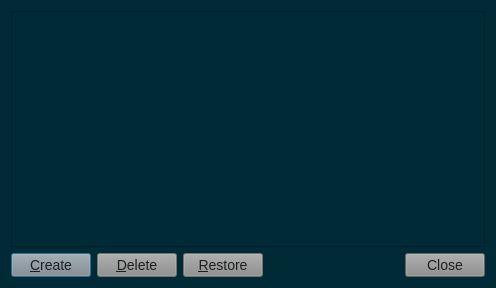
Before: the Qt Designer form gns3-gui-2.1.4/gns3/ui/snapshots_dialog.ui in n3oxmind/gns3theme, drawn with Qt 5.
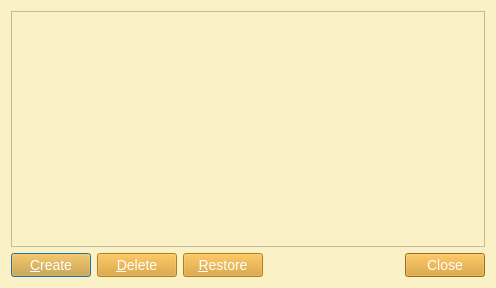
After: the same form once the commit is applied.

Diff of the .ui file:
```diff
--- a/gns3-gui-2.1.4/gns3/ui/snapshots_dialog.ui
+++ b/gns3-gui-2.1.4/gns3/ui/snapshots_dialog.ui
@@ -18,27 +18,26 @@
   </property>
   <property name="styleSheet">
    <string notr="true">QWidget{
-	background-color: #002b36;
+	background-color: #fbf1c7;
 }
 QMenuBar::item{
-	background-color: #002b36;
+	background-color: #fbf1c7;
 }
 QDockWidget::title{
-	background: #073642;
+	background: #d5c4a1;
 	padding-left: 5px;
 }
 QDockWidget, QMenuBar{
-    color: #839496;
+    color: #282828;
     font: bold 14px;
 }
 QTextEdit, QPlainTextEdit, QLineEdit, QSpinBox, QComboBox {
-  background-color: #073642;
-  font: 13px;
-  color: #839496;
+  background-color: #d5c4a1;
+  color: #282828;
 }
 QTextEdit#uiConsoleTextEdit {
-  background-color: #002b36;
-  color: #839496;
+  background-color: #fbf1c7;
+  color: #282828;
   font: 13px;
 }
 QTabWidget {
@@ -46,84 +45,84 @@
 	border-top: 2px;
 }
 QTabBar::tab {
-    background: #073642;
-    color: #839496;
+    background: #d5c4a1;
+    color: #282828;
     min-width: 8ex;
     padding: 2px;
 	border-top-right-radius: 6px;
 	border-top-left-radius: 6px;
 }
 QTabBar::tab:selected {
-    background: #8a8a8a;
-	color: #1d2021;
+    background: #458588;
+	color: #FFFFFF;
 }
 QGroupBox {
-    color: #808080;
+    color: #076678;
     font: 14px;
     padding: 15px;
     border-style: none;
 }
 QMainWindow::separator {
-	background: #073642;
+	background: #d5c4a1;
 	width: 1px;
 	height: 1px;
 }
 QComboBox {
-	selection-background-color: #d75f00;
-	selection-color: #1c1c1c;
+	selection-background-color: #458588;
+	selection-color: #FFFFFF;
 }
 
 QToolBar{
-	background: #073642;
+	background: #d5c4a1;
 	border: 0px;
 }
 QPushButton {
-	background-color: #8a8a8a;
-    color: #1d2021;
+	background-color: #d79921;
+    color: #FFFFFF;
 	font: 14px;
 }
 QToolButton {
-	background-color: #8a8a8a;
-    color: #1d2021;
+	background-color: #d79921;
+    color: #FFFFFF;
 	font: 14px;
 }
 QTreeWidget, QListWidget {
-	background-color: #002b36;
-	color: #839496;
-    alternate-background-color: #073642;
+	background-color: #fbf1c7;
+	color: #282828;
+    alternate-background-color: #d5c4a1; 
 	font: 14px;
 }
 QTreeWidget#uiTreeWidget {
-	background-color: #073642;
-	color: #839496;
+	background-color: #d5c4a1;
+	color: #282828;
 	font: bold 16px;
 }
 QTreeWidget::item:selected, QTreeWidget::item:hover, QMenu::item:selected,QToolButton::hover,QPushButton::hover,QTabBar::tab:hover {
-	background-color: #d75f00;
-	color: #1c1c1c;
+	background-color: #458588;
+	color: #FFFFFF;
 }
 QMenu {
 	background-color: #002b36;
     color: #839496;
 }
 QLabel {
-	color: #839496;
+	color: #282828;
 	font: 14px;
 }
 QLabel#uiTitleLabel {
-	color: #839496;
+	color: #282828;
 	font: bold 16px;
 }
 
 QAbstractScrollArea::corner {
-    background: #002b36;
+    background: #fbf1c7;
 }
 QScrollBar::handle:horizontal {
-    background: #073642;
+    background: #d5c4a1;
     min-width: 20px;
 }
 QScrollBar::handle:vertical {
-    background: #073642;
+    background: #d5c4a1;
     min-width: 20px;
 }
 QScrollBar:vertical {
@@ -142,12 +141,12 @@
   background: none
 }
 QStatusBar {
-	background-color: #073642;
-	color: #839496;
+	background-color: #d5c4a1;
+	color: #282828;
 }
 
 QRadioButton, QCheckBox {
-  color: #839496;
+  color: #282828;
 }
 QRadioButton::disabled, QCheckBox::disabled {
   color: gray;
```
Left out of the diff: 4 changed lines with no effect on the pictures.
